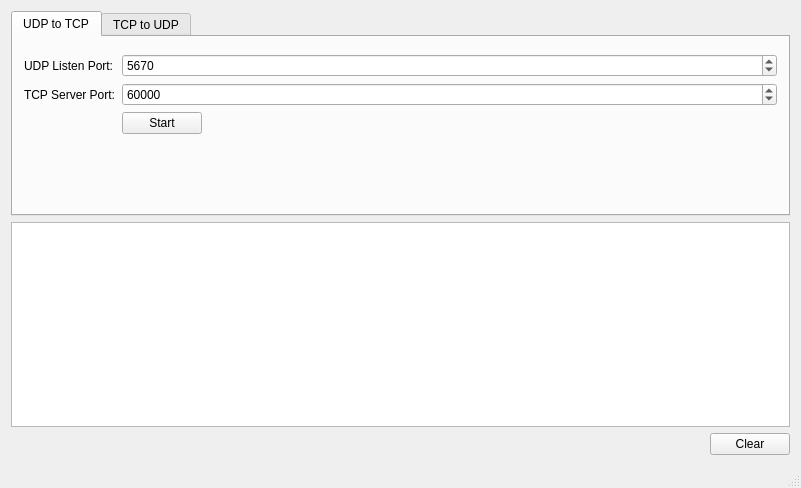
First picture: the form in snbgui/snbgui.ui, repository sunghojang/UDPoverTCP, before the edit.
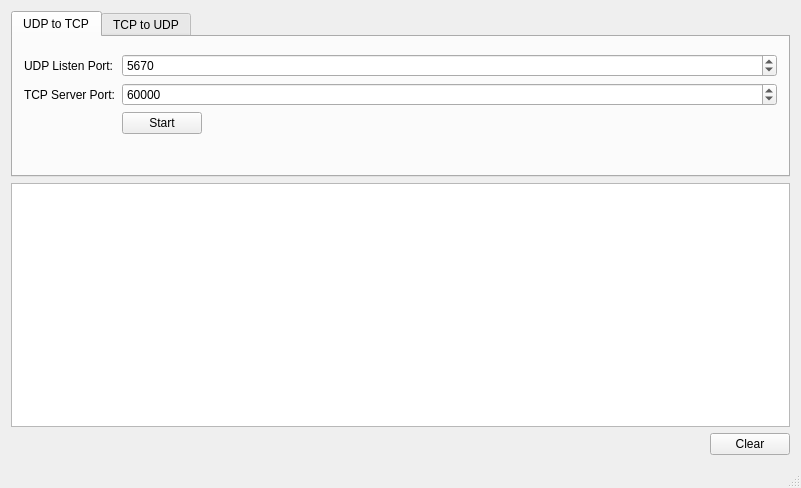
Second picture: the form after the edit.

```diff
--- a/snbgui/snbgui.ui
+++ b/snbgui/snbgui.ui
@@ -17,6 +17,12 @@
    <layout class="QVBoxLayout" name="verticalLayout_2">
     <item>
      <widget class="QTabWidget" name="tabWidget">
+      <property name="sizePolicy">
+       <sizepolicy hsizetype="Expanding" vsizetype="Minimum">
+        <horstretch>0</horstretch>
+        <verstretch>0</verstretch>
+       </sizepolicy>
+      </property>
       <property name="currentIndex">
        <number>0</number>
       </property>
```
Left out of the diff: 5 changed lines with no effect on the pictures.
